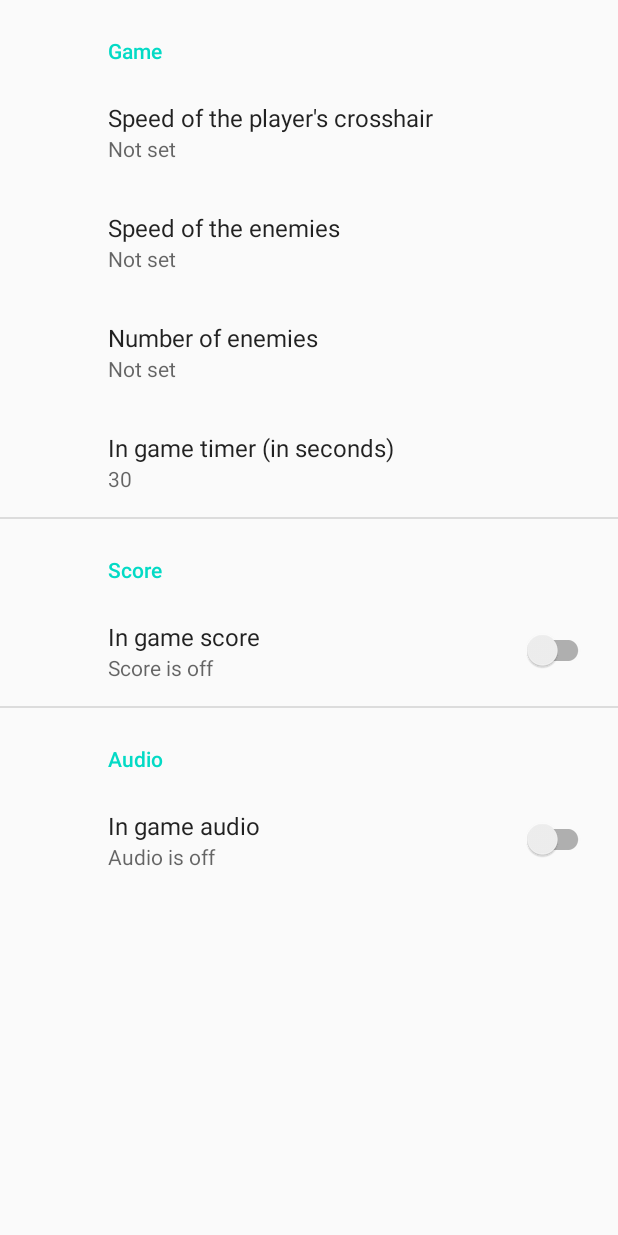
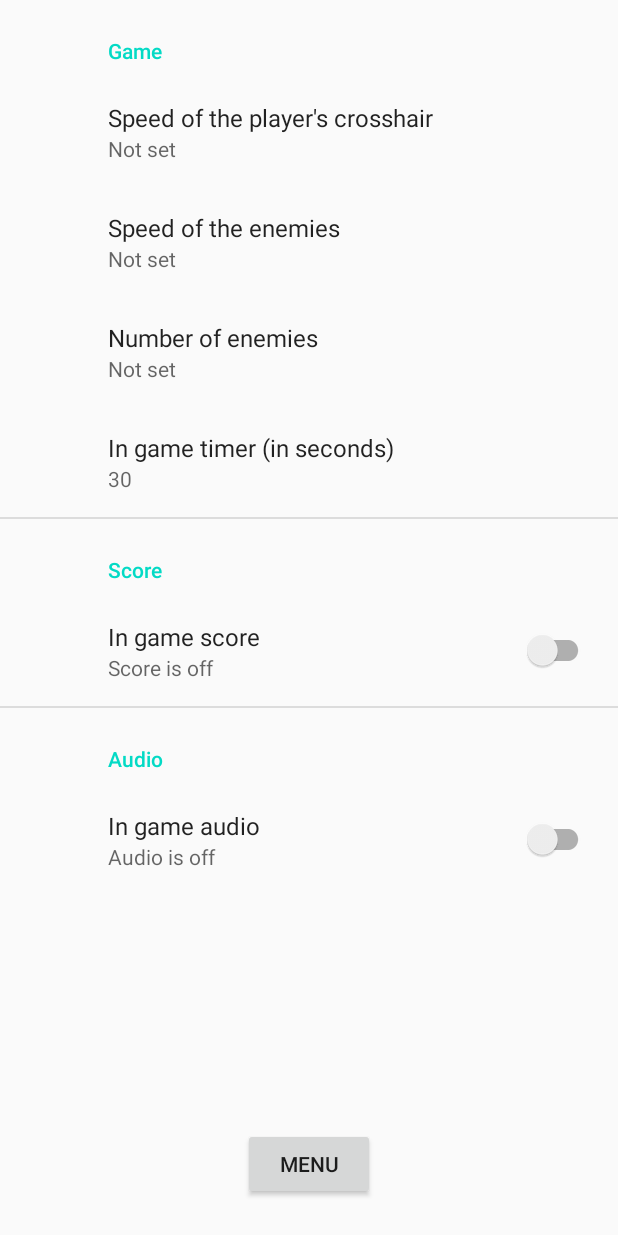
Before and after one commit to init-andrea/DroidShooter, an Android app: the SettingsActivity screen opened directly, with no data from a screen before it, on a phone screen of 412 x 824 dp. Run offline under Robolectric (Android 15) with nearby library versions, the phone set to English and light mode, and no system bars; our stand-ins replace androidx.preference.

Commit message:
Added menu button in Settings activity.

```diff
--- a/app/src/main/java/unipg/pigdm/droidshooter/controller/SettingsActivity.java
+++ b/app/src/main/java/unipg/pigdm/droidshooter/controller/SettingsActivity.java
@@ -1,7 +1,10 @@
 package unipg.pigdm.droidshooter.controller;
 
+import android.content.Intent;
 import android.os.Bundle;
 import android.text.InputType;
+import android.view.View;
+import android.widget.Button;
 import android.widget.EditText;
 
 import androidx.annotation.NonNull;
@@ -14,22 +17,16 @@ import unipg.pigdm.droidshooter.R;
 
 public class SettingsActivity extends AppCompatActivity {
 
+    private View.OnClickListener backToMenuClickListener = new View.OnClickListener() {
 
-    @Override
-    protected void onCreate(Bundle savedInstanceState) {
-        super.onCreate(savedInstanceState);
-        setContentView(R.layout.activity_settings);
-        getSupportFragmentManager()
-                .beginTransaction()
-                .replace(R.id.settings, new SettingsFragment())
-                .commit();
-        ActionBar actionBar = getSupportActionBar();
-        if (actionBar != null) {
-            actionBar.setDisplayHomeAsUpEnabled(true);
+        @Override
+        public void onClick(View v) {
+            backToMenu();
         }
 
-    }
+    };
 
+    //prevents the user from inputting wrong values, only numbers are allowed for numeric settings
     private static void setOnBindEditTextListener(EditTextPreference editTextPreference) {
         if (editTextPreference != null) {
             editTextPreference.setOnBindEditTextListener(
@@ -59,5 +56,29 @@ public class SettingsActivity extends AppCompatActivity {
         }
     }
 
+    @Override
+    protected void onCreate(Bundle savedInstanceState) {
+        super.onCreate(savedInstanceState);
+        setContentView(R.layout.activity_settings);
+
+        getSupportFragmentManager()
+                .beginTransaction()
+                .replace(R.id.settings, new SettingsFragment())
+                .commit();
+        ActionBar actionBar = getSupportActionBar();
+        if (actionBar != null) {
+            actionBar.setDisplayHomeAsUpEnabled(true);
+        }
+
+        Button menuButton = findViewById(R.id.backToMenuButton);
+        menuButton.setOnClickListener(backToMenuClickListener);
+
+    }
+
+    private void backToMenu() {
+        Intent intent = new Intent(SettingsActivity.this, StartGameActivity.class);
+        startActivity(intent);
+    }
+
 
 }
--- a/app/src/main/res/layout/activity_settings.xml
+++ b/app/src/main/res/layout/activity_settings.xml
@@ -1,12 +1,19 @@
 <LinearLayout xmlns:android="http://schemas.android.com/apk/res/android"
-    xmlns:app="http://schemas.android.com/apk/res-auto"
     android:layout_width="match_parent"
     android:layout_height="match_parent">
 
     <FrameLayout
         android:id="@+id/settings"
         android:layout_width="match_parent"
-        android:layout_height="match_parent" >
+        android:layout_height="match_parent">
+
+        <Button
+            android:id="@+id/backToMenuButton"
+            android:layout_width="wrap_content"
+            android:layout_height="wrap_content"
+            android:layout_gravity="bottom|center"
+            android:layout_marginBottom="24dp"
+            android:text="@string/menu_button" />
 
     </FrameLayout>
 
```
